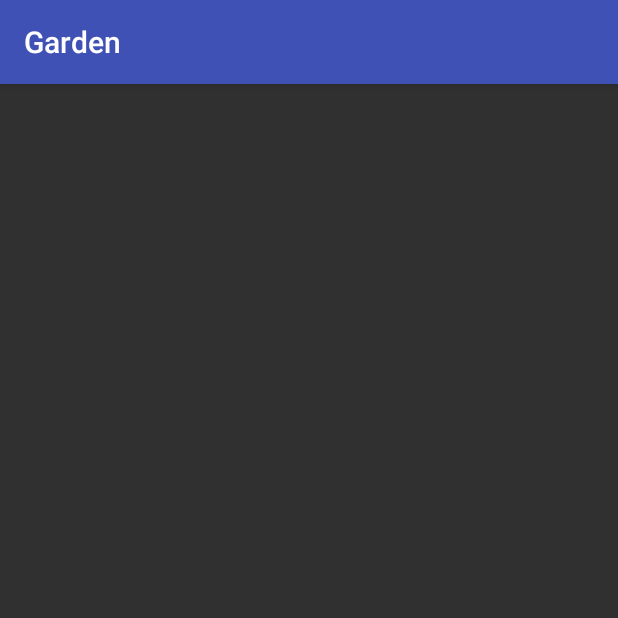
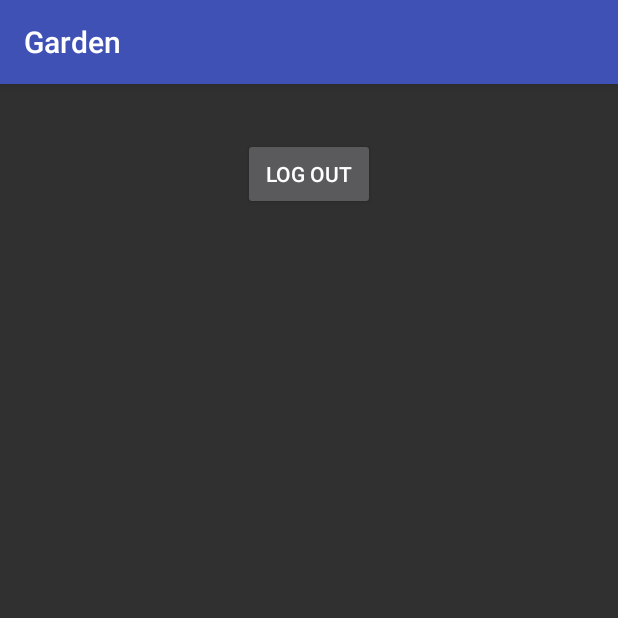
Before and after one commit to asadzeynal/garden, an Android app: the screen it shows after launch once a user with an empty profile is signed in (ProfileActivity), on a phone screen of 412 x 824 dp, the top half of it. Run offline under Robolectric (Android 15) with nearby library versions, the phone set to English and light mode, and no system bars; our stand-ins replace Firebase (no records; nobody signed in at launch, a user with empty details on screens opened directly).

Commit message:
Signout button, bug fixes

```diff
--- a/app/src/main/java/com/dosweedos/myapplication/Login.java
+++ b/app/src/main/java/com/dosweedos/myapplication/Login.java
@@ -7,6 +7,7 @@ package com.dosweedos.myapplication;
         import android.os.Bundle;
 
         import android.support.annotation.NonNull;
+        import android.support.v7.app.AppCompatActivity;
         import android.text.TextUtils;
         import android.view.Menu;
         import android.view.MenuItem;
@@ -28,7 +29,7 @@ package com.dosweedos.myapplication;
         import java.io.FileInputStream;
         import java.io.FileOutputStream;
 
-public class Login extends Activity implements View.OnClickListener {
+public class Login extends AppCompatActivity implements View.OnClickListener {
     private Button buttonLogin,buttonCancel,buttonRegister;
     private EditText editTextUsername,editTextPassword;
     TextView tx1;
@@ -42,6 +43,8 @@ public class Login extends Activity implements View.OnClickListener {
         super.onCreate(savedInstanceState);
         setContentView(R.layout.activity_main);
 
+        firebaseAuth = FirebaseAuth.getInstance();
+
         buttonLogin=(Button)findViewById(R.id.login);
         buttonCancel=(Button)findViewById(R.id.cancel);
         buttonRegister=(Button)findViewById(R.id.register);
@@ -51,7 +54,6 @@ public class Login extends Activity implements View.OnClickListener {
 //        tx1.setVisibility(View.GONE);
 
         progressDialog = new ProgressDialog(this);
-        firebaseAuth = FirebaseAuth.getInstance();
 
         if(firebaseAuth.getCurrentUser() != null){
             finish();
@@ -76,14 +78,13 @@ public class Login extends Activity implements View.OnClickListener {
         progressDialog.setMessage("Signing in, please wait");
         progressDialog.show();
 
-        firebaseAuth.signInWithEmailAndPassword(email,password).addOnCompleteListener(this, new OnCompleteListener<AuthResult>() {
+        firebaseAuth.signInWithEmailAndPassword(email, password).addOnCompleteListener(this, new OnCompleteListener<AuthResult>() {
             @Override
             public void onComplete(@NonNull Task<AuthResult> task) {
                 progressDialog.dismiss();
-
                 if(task.isSuccessful()){
-                finish();
-                startActivity(new Intent(getApplicationContext(), ProfileActivity.class));
+                    finish();
+                    startActivity(new Intent(getApplicationContext(), ProfileActivity.class));
                 }
             }
         });
--- a/app/src/main/java/com/dosweedos/myapplication/ProfileActivity.java
+++ b/app/src/main/java/com/dosweedos/myapplication/ProfileActivity.java
@@ -1,13 +1,33 @@
 package com.dosweedos.myapplication;
 
+import android.content.Intent;
 import android.support.v7.app.AppCompatActivity;
 import android.os.Bundle;
+import android.view.View;
+import android.widget.Button;
 
-public class ProfileActivity extends AppCompatActivity {
+import com.google.firebase.auth.FirebaseAuth;
 
+public class ProfileActivity extends AppCompatActivity implements View.OnClickListener {
+    Button buttonLogOut;
+    private FirebaseAuth firebaseAuth;
     @Override
     protected void onCreate(Bundle savedInstanceState) {
         super.onCreate(savedInstanceState);
         setContentView(R.layout.activity_profile);
+        buttonLogOut = (Button) findViewById(R.id.buttonLogOut);
+        buttonLogOut.setOnClickListener(this);
+        firebaseAuth = FirebaseAuth.getInstance();
+
+    }
+
+    @Override
+    public void onClick(View view) {
+        if(view == buttonLogOut){
+            finish();
+            startActivity(new Intent(getApplicationContext(), Login.class));
+            firebaseAuth.signOut();
+        }
+
     }
 }
--- a/app/src/main/res/layout/activity_main.xml
+++ b/app/src/main/res/layout/activity_main.xml
@@ -4,7 +4,7 @@
     android:layout_height="match_parent" android:paddingLeft="@dimen/activity_horizontal_margin"
     android:paddingRight="@dimen/activity_horizontal_margin"
     android:paddingTop="@dimen/activity_vertical_margin"
-    android:paddingBottom="@dimen/activity_vertical_margin" tools:context=".Login">
+    android:paddingBottom="@dimen/activity_vertical_margin" tools:context="com.dosweedos.myapplication.Login">
 
     <TextView android:text="Login" android:layout_width="wrap_content"
         android:layout_height="wrap_content"
--- a/app/src/main/res/layout/activity_profile.xml
+++ b/app/src/main/res/layout/activity_profile.xml
@@ -10,4 +10,12 @@
     android:paddingTop="@dimen/activity_vertical_margin"
     tools:context="com.dosweedos.myapplication.ProfileActivity">
 
+    <Button
+        android:text="Log Out"
+        android:layout_width="wrap_content"
+        android:layout_height="wrap_content"
+        android:id="@+id/buttonLogOut"
+        android:layout_marginTop="20dp"
+        android:layout_alignParentTop="true"
+        android:layout_centerHorizontal="true"/>
 </RelativeLayout>
```
